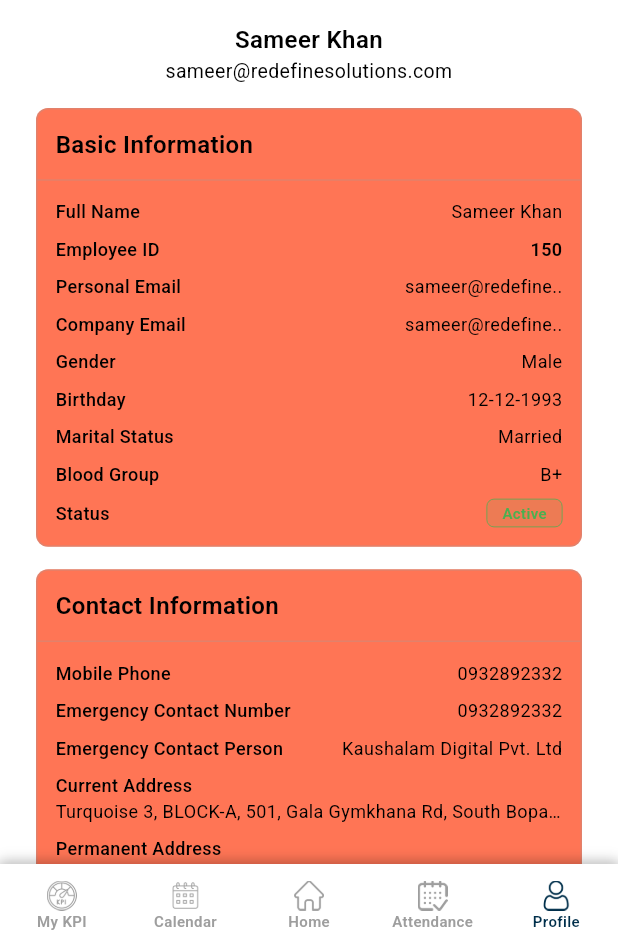
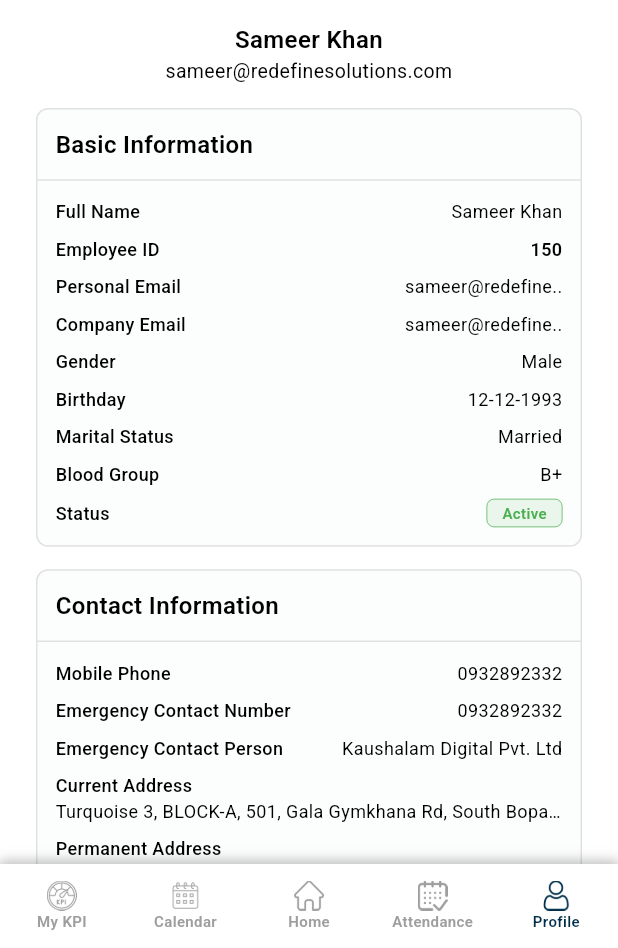
Before and after one commit to girishmobile/hrms_app, a Flutter app: the DashboardScreen screen opened by its route, item 5 of the bottom bar chosen, on a phone screen of 412 x 824 dp, the part 288-1236 px from its top. Run offline on Flutter 3.47's test engine with Material 3 defaults, Android fonts, the phone set to English and light mode, and no system bars; our stand-ins replace cached_network_image, dropdown_button2, image_cropper, image_picker, permission_handler.

Commit message:
profile UI/UX done

```diff
--- a/lib/core/widgets/component.dart
+++ b/lib/core/widgets/component.dart
@@ -996,7 +996,7 @@ Widget commonTextRich({
 Widget commonBoxView({required Widget contentView, required String title}) {
   return Container(
     decoration: commonBoxDecoration(
-        color: colorSale,
+        color: colorProduct.withValues(alpha: 0.01),
         borderColor: colorBorder, borderRadius: 8),
     margin: const EdgeInsets.all(0),
     child: Column(
```
